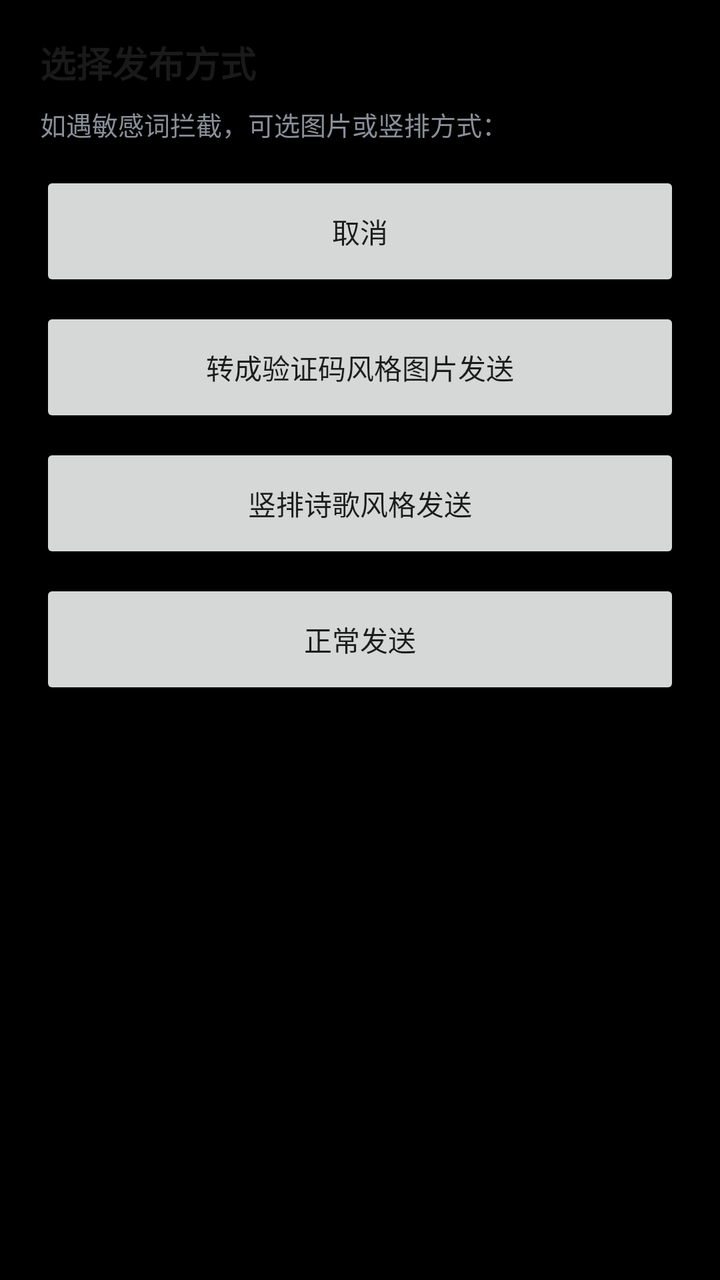
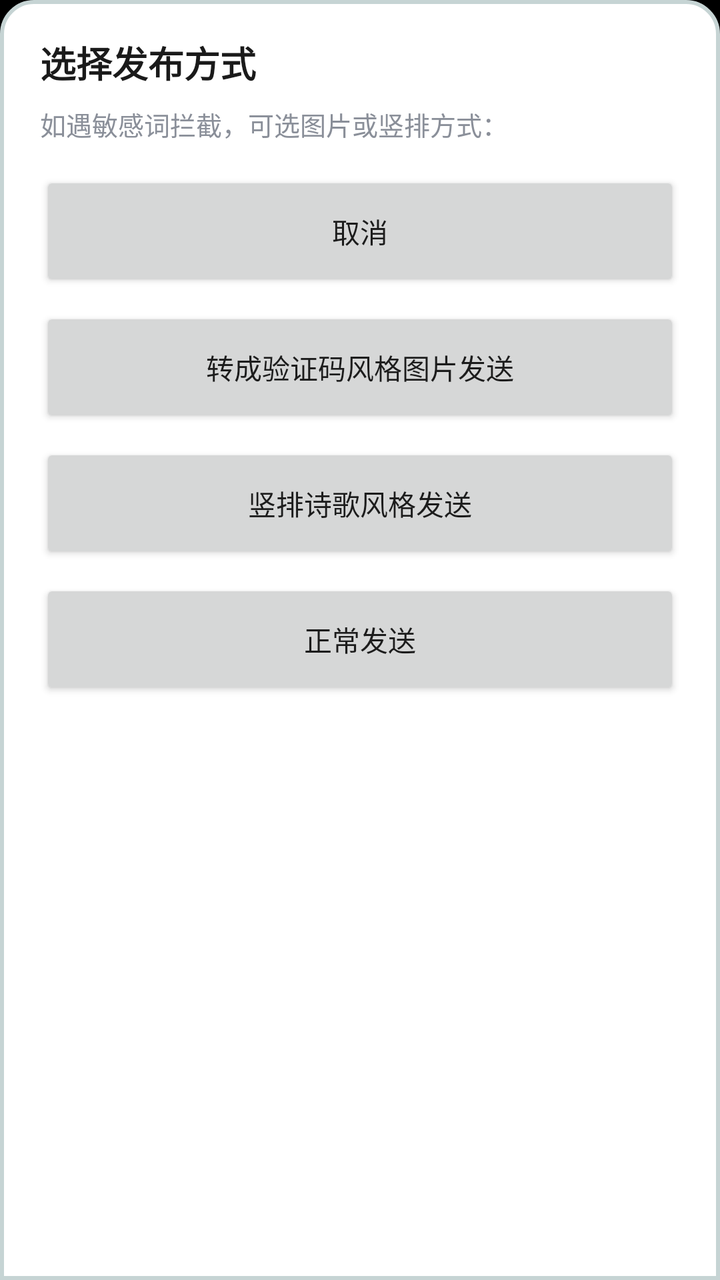

Before-and-after screenshots of an Android layout around one commit, followed by the original layout XML and the change that was made.
<!-- AndroidManifest.xml: application theme AppTheme -->
<!-- res/layout/dialog_publish_method.xml -->
<?xml version="1.0" encoding="utf-8"?>
<LinearLayout xmlns:android="http://schemas.android.com/apk/res/android"
    android:layout_width="match_parent"
    android:layout_height="wrap_content"
    android:orientation="vertical"
    android:paddingStart="20dp"
    android:paddingTop="18dp"
    android:paddingEnd="20dp"
    android:paddingBottom="12dp">

    <TextView
        android:id="@+id/pm_title"
        android:layout_width="match_parent"
        android:layout_height="wrap_content"
        android:text="选择发布方式"
        android:textColor="@color/mine_row_title"
        android:textSize="18sp"
        android:textStyle="bold" />

    <TextView
        android:id="@+id/pm_desc"
        android:layout_width="match_parent"
        android:layout_height="wrap_content"
        android:layout_marginTop="8dp"
        android:text="如遇敏感词拦截，可选图片或竖排方式："
        android:textColor="@color/mine_row_summary"
        android:textSize="13sp" />

    <Button
        android:id="@+id/pm_btn_cancel"
        android:layout_width="match_parent"
        android:layout_height="60dp"
        android:layout_marginTop="14dp"
        android:text="取消"
        android:textAllCaps="false" />

    <Button
        android:id="@+id/pm_btn_jpg"
        android:layout_width="match_parent"
        android:layout_height="60dp"
        android:layout_marginTop="8dp"
        android:text="转成验证码风格图片发送"
        android:textAllCaps="false" />

    <Button
        android:id="@+id/pm_btn_vertical"
        android:layout_width="match_parent"
        android:layout_height="60dp"
        android:layout_marginTop="8dp"
        android:text="竖排诗歌风格发送"
        android:textAllCaps="false" />

    <Button
        android:id="@+id/pm_btn_normal"
        android:layout_width="match_parent"
        android:layout_height="60dp"
        android:layout_marginTop="8dp"
        android:text="正常发送"
        android:textAllCaps="false" />

</LinearLayout>
<!-- resources referenced by this layout -->
<resources>
  <color name="mine_row_summary">#8A8F99</color>
  <color name="mine_row_title">#1A1A1A</color>
  <style name="AppTheme" parent="Theme.AppCompat.Light.DarkActionBar">
      
      <item name="android:windowOptOutEdgeToEdgeEnforcement">true</item>
      
      <item name="colorPrimary">@color/colorPrimary</item>
      <item name="colorPrimaryDark">@color/colorPrimaryDark</item>
      <item name="colorAccent">@color/colorAccent</item>
  
      <item name="android:windowIsTranslucent">true</item>
      <item name="android:windowAnimationStyle">@style/ActivityAnimFade</item>
  
      
      <item name="android:windowBackground">@color/black_background</item>
  
      <item name="preferenceTheme">@style/MyPreferenceThemeOverlay</item>
    </style>
  <color name="colorPrimary">#607D8B</color>
  <color name="colorPrimaryDark">#455A64</color>
  <color name="colorAccent">#FF4081</color>
  <style name="ActivityAnimFade" parent="@android:style/Animation.Activity">
      <item name="android:activityOpenEnterAnimation">@anim/activity_fade_in</item>
      <item name="android:activityOpenExitAnimation">@anim/activity_hold</item>
      <item name="android:activityCloseEnterAnimation">@anim/activity_fade_in</item>
      <item name="android:activityCloseExitAnimation">@anim/activity_fade_out</item>
    </style>
  <color name="black_background">#000000</color>
  <style name="MyPreferenceThemeOverlay" parent="PreferenceThemeOverlay.v14.Material">
      <item name="android:background">@color/body_background_night</item>
      <item name="android:textColor">@color/status_text_night</item>
      <item name="android:textColorSecondary">@color/blue_text_night</item>
    </style>
  <color name="body_background_night">#FFFFFF</color>
  <color name="status_text_night">#000000</color>
  <color name="blue_text_night">#0099FF</color>
</resources>

<!-- the commit's change to res/layout/dialog_publish_method.xml (unified diff, before → after) -->
@@ -3,6 +3,7 @@
     android:layout_width="match_parent"
     android:layout_height="wrap_content"
     android:orientation="vertical"
+    android:background="@drawable/dialog_bottom_sheet_bg"
     android:paddingStart="20dp"
     android:paddingTop="18dp"
     android:paddingEnd="20dp"
<!-- resource entries referenced after the edit -->
@@ -2,6 +2,20 @@
 <resources>
   <color name="mine_row_summary">#8A8F99</color>
   <color name="mine_row_title">#1A1A1A</color>
+  <!-- drawable dialog_bottom_sheet_bg (drawable) -->
+  <?xml version="1.0" encoding="utf-8"?>
+  <shape xmlns:android="http://schemas.android.com/apk/res/android"
+      android:shape="rectangle">
+      <solid android:color="@color/body_background_night" />
+      <stroke
+          android:width="2dp"
+          android:color="@color/recycler_view_divider" />
+      <corners
+          android:topLeftRadius="16dp"
+          android:topRightRadius="16dp"
+          android:bottomLeftRadius="0dp"
+          android:bottomRightRadius="0dp" />
+  </shape>
   <style name="AppTheme" parent="Theme.AppCompat.Light.DarkActionBar">
       
       <item name="android:windowOptOutEdgeToEdgeEnforcement">true</item>
@@ -34,6 +48,7 @@
       <item name="android:textColorSecondary">@color/blue_text_night</item>
     </style>
   <color name="body_background_night">#FFFFFF</color>
+  <color name="recycler_view_divider">#c6d4d4</color>
   <color name="status_text_night">#000000</color>
   <color name="blue_text_night">#0099FF</color>
 </resources>
